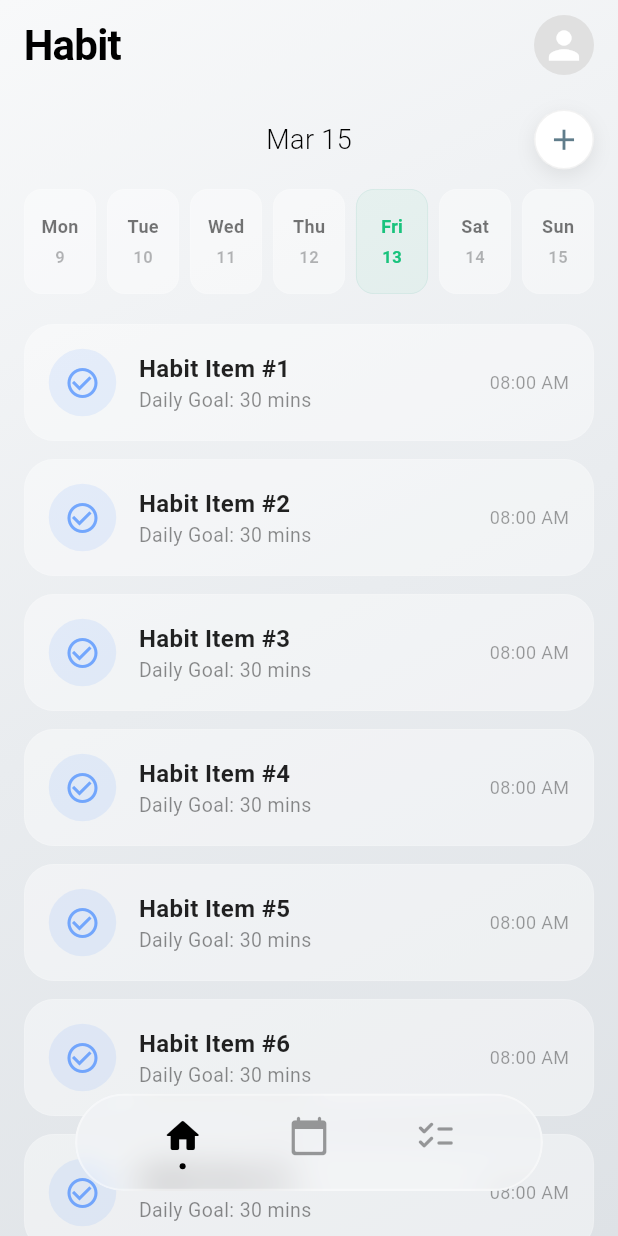
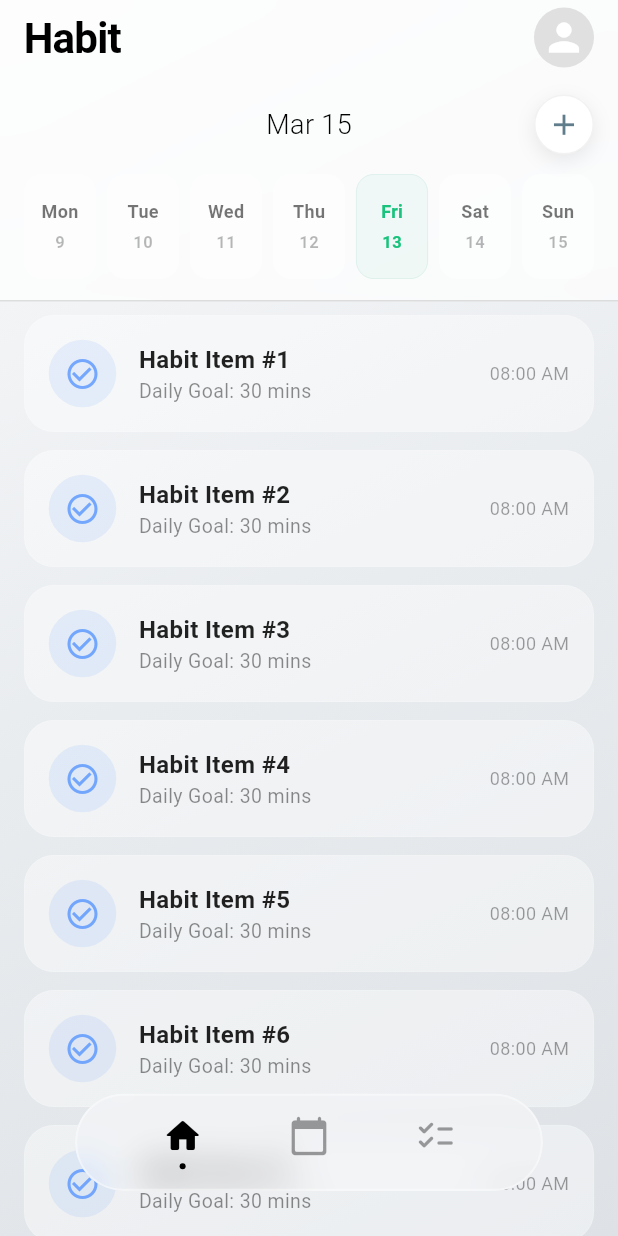
Before and after one commit to PeterMaquiran/orga-flutter, a Flutter app: the HomeScreen screen opened by its route, on a phone screen of 412 x 824 dp. Run offline on Flutter 3.47's test engine with Material 3 defaults, Android fonts, the phone set to English and light mode, and no system bars; our stand-ins replace go_router.

Commit message:
change home to Stack to have scroll from top to bottom

```diff
--- a/lib/ui/screen/ios/home/home.dart
+++ b/lib/ui/screen/ios/home/home.dart
@@ -1,5 +1,4 @@
 import 'dart:ui';
-
 import 'package:flutter/material.dart';
 
 import '../../../shared/appbar.dart';
@@ -7,7 +6,6 @@ import '../../../shared/navigationBar.dart';
 import 'component/habit_list.dart';
 import 'component/weekly_calendar.dart';
 
-/// ---------------- HOME SCREEN ----------------
 class HomeScreen extends StatefulWidget {
   const HomeScreen({super.key});
 
@@ -17,14 +15,16 @@ class HomeScreen extends StatefulWidget {
 
 class _HomeScreenState extends State<HomeScreen> {
   final ScrollController _scrollController = ScrollController();
-  // We use a ValueNotifier to track the offset without calling setState
-  final ValueNotifier<double> _scrollOffset = ValueNotifier<double>(0.0);
+  final ValueNotifier<double> _scrollOffset = ValueNotifier(0);
+
+  // Configuration Constants
+  final double _appBarHeight = 50.0;
+  final double _calendarHeight = 150.0;
 
   @override
   void initState() {
     super.initState();
     _scrollController.addListener(() {
-      // Update the notifier directly. This does NOT rebuild the whole widget.
       _scrollOffset.value = _scrollController.offset;
     });
   }
@@ -38,64 +38,106 @@ class _HomeScreenState extends State<HomeScreen> {
 
   @override
   Widget build(BuildContext context) {
+    final safeTop = MediaQuery.of(context).padding.top;
+
     return Scaffold(
-      body: Container(
-        width: double.infinity,
-        height: double.infinity,
+      // CRITICAL: extendBody allows the list to scroll behind the floating nav bar
+      extendBody: true,
+
+      // We keep the Stack approach to handle the background and sticky header
+      body: Stack(
+        children: [
+          /// 1. THE FIXED GRADIENT BACKGROUND
+          Positioned.fill(
+            child: Container(
               decoration: const BoxDecoration(
                 gradient: LinearGradient(
                   begin: Alignment.topLeft,
                   end: Alignment.bottomRight,
-            colors: [Color(0xFFF8F9FA), Color(0xFFE9ECEF), Color(0xFFDEE2E6)],
+                  colors: [
+                    Color(0xFFF8F9FA),
+                    Color(0xFFE9ECEF),
+                    Color(0xFFDEE2E6),
+                  ],
                 ),
               ),
-        child: SafeArea(
-          bottom: false,
-          child: Column(
-            children: [
-              // ONLY this builder rebuilds when scrolling
-              ValueListenableBuilder<double>(
-                valueListenable: _scrollOffset,
-                builder: (context, offset, child) {
-                  final double headerHeight = (60.0 - offset).clamp(0.0, 60.0);
-                  final double opacity = (1.0 - (offset / 60.0)).clamp(0.0, 1.0);
-
-                  return Opacity(
-                    opacity: opacity,
-                    child: Container(
-                      height: headerHeight,
-                      width: double.infinity,
-                      padding: const EdgeInsets.symmetric(horizontal: 16, vertical: 0),
-                      alignment: Alignment.centerLeft,
-                      // Child is the Text widget passed below to avoid re-creating it
-                      child: headerHeight > 10 ? child : const SizedBox.shrink(),
             ),
-                  );
-                },
-                // Pass the static parts as a child to the builder for extra optimization
-                child: appBar(),
           ),
 
-              Padding(
-                padding: EdgeInsets.only(left: 16, right: 16, bottom: 5),
-                child: const InfiniteWeeklyCalendar(),
+          /// 2. THE SCROLLABLE CONTENT
+          Positioned.fill(
+            child: CustomScrollView(
+              controller: _scrollController,
+              physics: const BouncingScrollPhysics(),
+              slivers: [
+                SliverPadding(
+                  padding: EdgeInsets.only(
+                    top: safeTop + _appBarHeight + _calendarHeight + 10,
+                    bottom: 120, // Extra bottom padding so items aren't hidden by NavBar
+                    left: 16,
+                    right: 16,
                   ),
-
-              Expanded(
-                child: ListView.builder(
-                  padding: const EdgeInsets.only(bottom: 100, top: 15, right: 16, left: 16),
-                  physics: const BouncingScrollPhysics(),
-                  controller: _scrollController,
-                  itemCount: 30,
-                  itemBuilder: (context, index) => HabitCard(index: index),
+                  sliver: SliverList(
+                    delegate: SliverChildBuilderDelegate(
+                          (context, index) => HabitCard(index: index,),
+                      childCount: 20,
+                    ),
                   ),
                 ),
               ],
             ),
           ),
+
+          /// 3. THE DYNAMIC HEADER
+          ValueListenableBuilder<double>(
+            valueListenable: _scrollOffset,
+            builder: (context, offset, child) {
+              double shrinkProgress = (offset / _appBarHeight).clamp(0.0, 1.0);
+              double currentAppBarHeight = _appBarHeight * (1 - shrinkProgress);
+              double opacity = (1 - shrinkProgress).clamp(0.0, 1.0);
+
+              return Positioned(
+                top: 0,
+                left: 0,
+                right: 0,
+                child: ClipRect(
+                  child: BackdropFilter(
+                    filter: ImageFilter.blur(sigmaX: 10, sigmaY: 10),
+                    child: Container(
+                      color: Colors.white.withOpacity(0.7),
+                      padding: EdgeInsets.only(top: safeTop),
+                      child: Column(
+                        mainAxisSize: MainAxisSize.min,
+                        children: [
+                          Padding(padding: EdgeInsets.symmetric(horizontal: 16),
+                              child:
+                              Opacity(
+                                opacity: opacity,
+                                child: SizedBox(
+                                  height: currentAppBarHeight,
+                                  child: const Center(child: appBar()),
                                 ),
-      extendBody: true, // Crucial: lets the list scroll behind the floating bar
-      bottomNavigationBar: FloatingNavBar(),
+                              )),
+                          Padding(padding: EdgeInsets.symmetric(horizontal: 16),
+                              child: SizedBox(
+                                height: _calendarHeight,
+                                child: const InfiniteWeeklyCalendar(),
+                              )),
+
+                          const Divider(height: 1, color: Colors.black12),
+                        ],
+                      ),
+                    ),
+                  ),
+                ),
+              );
+            },
+          ),
+        ],
+      ),
+
+      /// 4. THE FLOATING NAVIGATION BAR
+      bottomNavigationBar: const FloatingNavBar(),
     );
   }
 }
```
Lines whose indentation alone changed are shown as unchanged.
